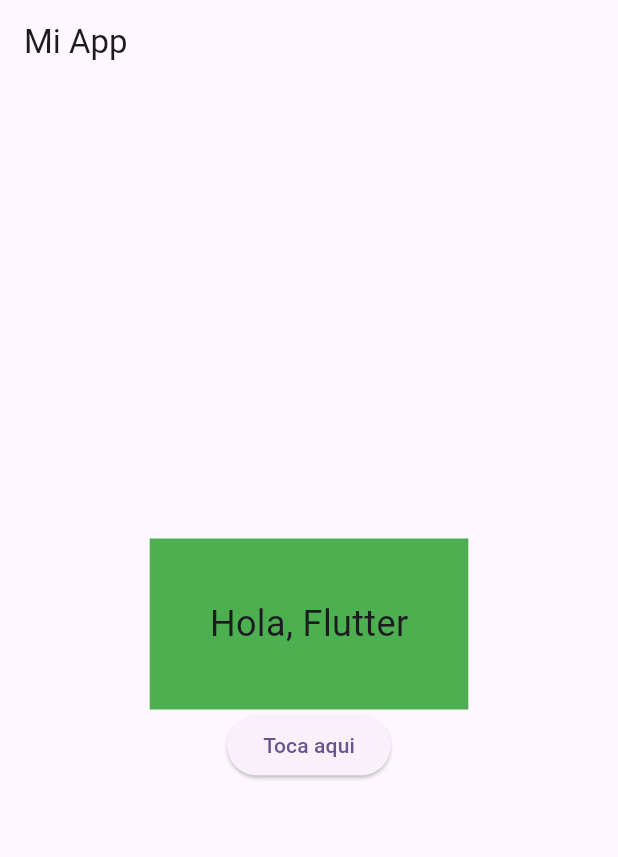
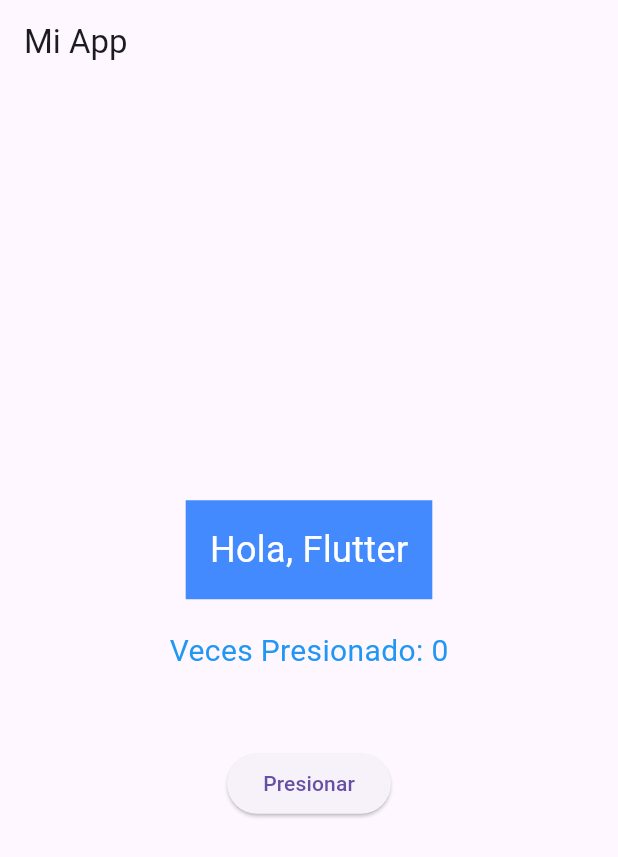
Before and after one commit to Chucky2010/ii-flutter-003, a Flutter app: the screen it shows after launch, on a phone screen of 412 x 824 dp. Shown: the top 857 px of the screen. Run offline on Flutter 3.47's test engine with Material 3 defaults, Android fonts, the light colour scheme and no system bars.

Commit message:
Se añade un contador debajo del texto hola, fluter
Se cambia el texto inicial del contador a Veces presionado: 0
Se añade un SizedBox entre el texto del contador y el botón
Se cambia el color del texto del contador a azul

Setstate para que flutter sepa que el estado ha cambiado y redibuje la pantalla
Y sin ella el número no se actualizaría aunque la variable cambie

```diff
--- a/lib/main.dart
+++ b/lib/main.dart
@@ -12,15 +12,28 @@
     return MaterialApp(
       title: 'Mi App',
       theme: ThemeData(
-        colorScheme: ColorScheme.fromSeed(seedColor: Colors.deepPurple),
+        primarySwatch: Colors.blue,
       ),
       home: const MyHomePage(),
     );
   }
 }
 
-class MyHomePage extends StatelessWidget {
+class MyHomePage extends StatefulWidget {
   const MyHomePage({super.key});
+
+  @override
+  State<MyHomePage> createState() => _MyHomePageState();
+}
+
+class _MyHomePageState extends State<MyHomePage> {
+  int _counter = 0;
+
+  void _incrementCounter() {
+    setState(() {
+      _counter++;
+    });
+  }
 
   @override
   Widget build(BuildContext context) {
@@ -33,21 +46,23 @@
           mainAxisAlignment: MainAxisAlignment.center,
           children: [
             Container(
-            color: Colors.green,
-            padding: const EdgeInsets.all(20.0),
-            child: const Padding(
-              padding: EdgeInsets.all(20.0),
-              child:  Text(
+              padding: const EdgeInsets.all(16.0),
+              color: Colors.blueAccent,
+              child: const Text(
                 'Hola, Flutter',
-              style: TextStyle(fontSize: 24),
+                style: TextStyle(fontSize: 24, color: Colors.white),
               ),
             ),
+            const SizedBox(height: 20),
+            Text(
+              'Veces Presionado: $_counter',
+              style: const TextStyle(fontSize: 20, color: Colors.blue),
             ),
+            SizedBox(height: 30),
+            const SizedBox(height: 20),
             ElevatedButton(
-            onPressed: () {
-              // Acción al presionar el botón
-            },
-            child: const Text('Toca aqui'),
+              onPressed: _incrementCounter,
+              child: const Text('Presionar'),
             ),
           ],
         ),
```
Lines whose indentation alone changed are shown as unchanged.
